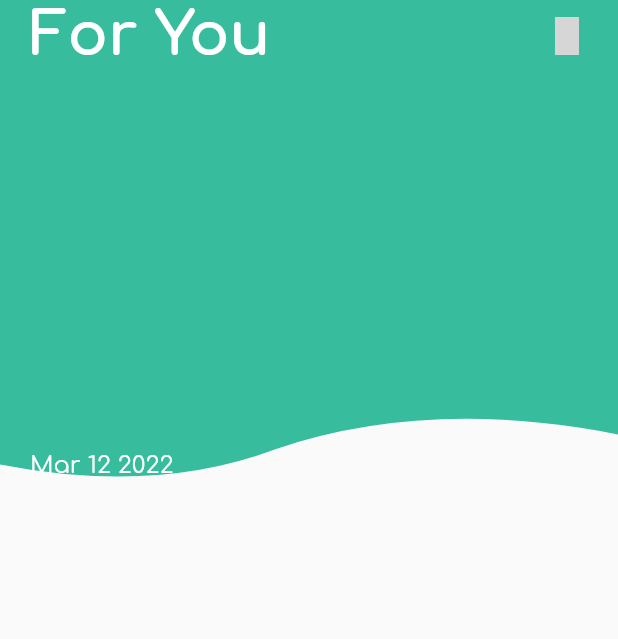
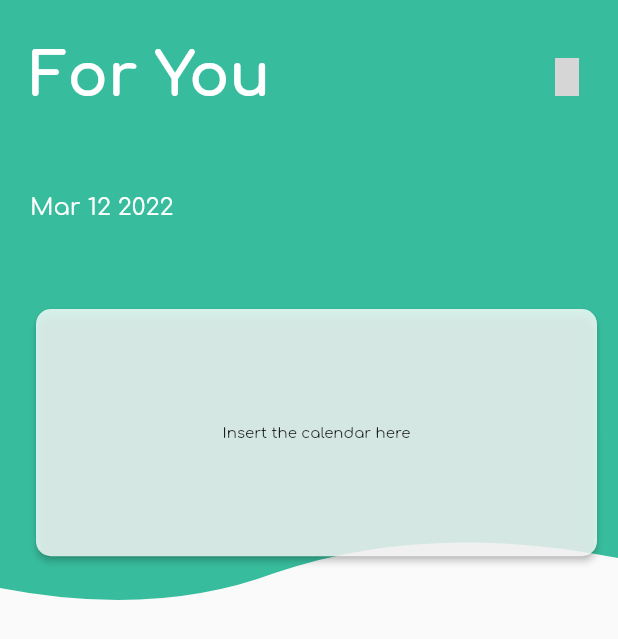
Before and after one commit to ogaroh/shamiri_health, a Flutter app: the screen it shows after launch, on a phone screen of 412 x 824 dp. Shown: the top 639 px of the screen. Run offline on Flutter 3.47's test engine with Material 2 defaults, Android fonts, the phone set to English and light mode, and no system bars; our stand-ins replace flutter_custom_clippers, google_fonts; missing offline and left inert: carbon_icons; grey boxes are pictures that could not be loaded.

Commit message:
calendar card

```diff
--- a/lib/src/screens/home.dart
+++ b/lib/src/screens/home.dart
@@ -39,7 +39,7 @@ class HomeScreen extends StatelessWidget {
             crossAxisAlignment: CrossAxisAlignment.start,
             children: [
               SizedBox(
-                height: height / 2.5,
+                height: height / 2.0,
                 width: double.infinity,
                 child: Stack(
                   children: [
@@ -49,14 +49,14 @@ class HomeScreen extends StatelessWidget {
                         reverse: false,
                       ),
                       child: Container(
-                        height: height / 2.5,
+                        height: height / 2.0,
                         width: double.infinity,
                         color: kBrandAccent,
                       ),
                     ),
                     SafeArea(
                       child: Column(
-                        mainAxisAlignment: MainAxisAlignment.spaceBetween,
+                        mainAxisAlignment: MainAxisAlignment.spaceAround,
                         crossAxisAlignment: CrossAxisAlignment.start,
                         children: [
                           Padding(
@@ -64,7 +64,7 @@ class HomeScreen extends StatelessWidget {
                               20.0,
                               0.0,
                               10.0,
-                              10.0,
+                              0.0,
                             ),
                             child: Row(
                               mainAxisAlignment: MainAxisAlignment.spaceBetween,
@@ -96,7 +96,7 @@ class HomeScreen extends StatelessWidget {
                               20.0,
                               0.0,
                               10.0,
-                              10.0,
+                              0.0,
                             ),
                             child: Text(
                               DateFormat('MMM dd yyyy').format(DateTime.now()),
@@ -104,6 +104,31 @@ class HomeScreen extends StatelessWidget {
                                 fontSize: 16.0,
                                 color: kDefaultWhite,
                                 fontWeight: FontWeight.normal,
+                              ),
+                            ),
+                          ),
+                          Padding(
+                            padding: const EdgeInsets.fromLTRB(
+                              20.0,
+                              0.0,
+                              10.0,
+                              10.0,
+                            ),
+                            child: Card(
+                              elevation: 2,
+                              color: kDefaultWhite.withOpacity(0.8),
+                              shape: RoundedRectangleBorder(
+                                borderRadius: BorderRadius.circular(10),
+                              ),
+                              child: SizedBox(
+                                width: double.infinity,
+                                height: height / 5.0,
+                                child: const Center(
+                                  child: Text(
+                                    'Insert the calendar here',
+                                    style: TextStyle(fontSize: 10),
+                                  ),
+                                ),
                               ),
                             ),
                           ),
```
